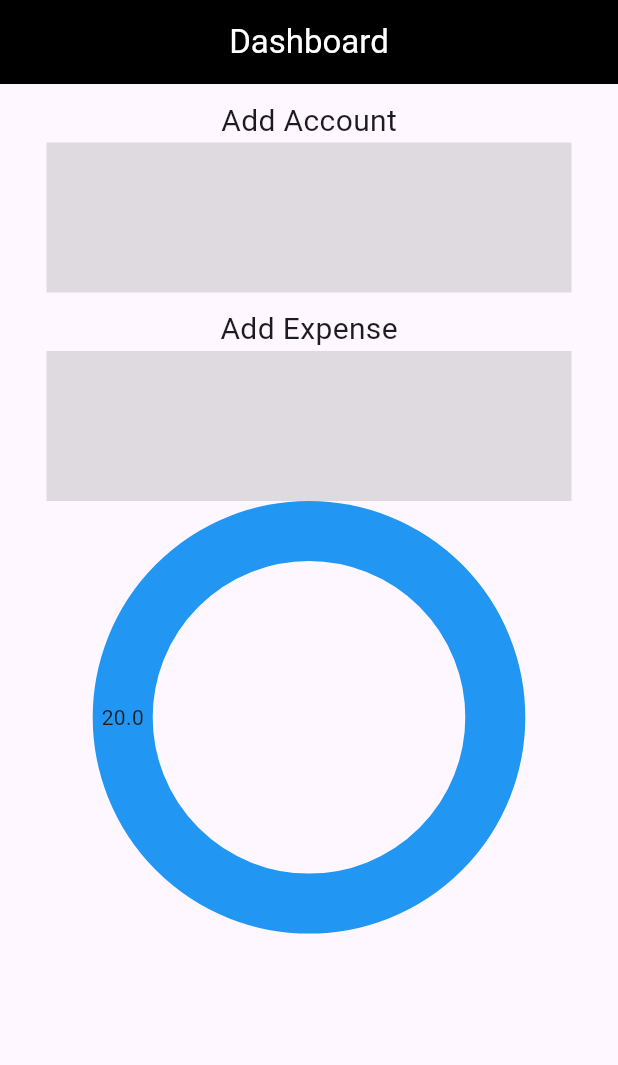
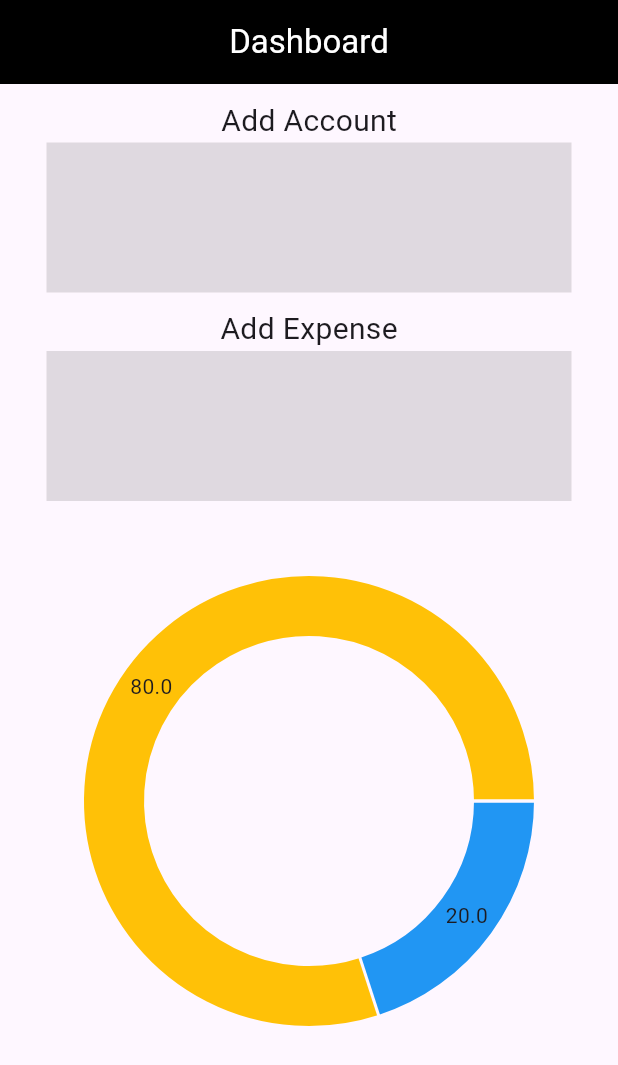
Before and after one commit to Hizar62/Expense-Tracking-App, a Flutter app: the screen it shows after launch, after a tap on "Continue", on a phone screen of 412 x 824 dp. Shown: the top 1065 px of the screen. Run offline on Flutter 3.47's test engine with Material 3 defaults, Android fonts, the phone set to English and light mode, and no system bars; drawn by our look-alikes of fl_chart; our stand-ins replace carousel_slider.

Commit message:
pie Chart

```diff
--- a/lib/ui/dashboard.dart
+++ b/lib/ui/dashboard.dart
@@ -21,8 +21,10 @@ class _DashBoardState extends State<DashBoard> {
             backgroundColor: Colors.black,
             foregroundColor: Colors.white,
           ),
-          body:
-              Column(crossAxisAlignment: CrossAxisAlignment.center, children: [
+          body: SingleChildScrollView(
+            child: Column(
+                crossAxisAlignment: CrossAxisAlignment.center,
+                children: [
                   const SizedBox(
                     height: 10,
                   ),
@@ -55,8 +57,13 @@ class _DashBoardState extends State<DashBoard> {
                     width: 350,
                     color: Colors.black12,
                   ),
+                  const SizedBox(
+                    height: 50,
+                  ),
+
                   const MyPieChart()
                 ]),
+          ),
         ));
   }
 }
--- a/lib/ui/pi_chart.dart
+++ b/lib/ui/pi_chart.dart
@@ -6,7 +6,17 @@ class MyPieChart extends StatelessWidget {
 
   @override
   Widget build(BuildContext context) {
-    return PieChart(PieChartData(
-        sections: [PieChartSectionData(value: 20, color: Colors.blue)]));
+    return Center(
+      child: Container(
+        height: 300,
+        width: 300,
+        child: PieChart(
+            swapAnimationDuration: const Duration(milliseconds: 750),
+            PieChartData(sections: [
+              PieChartSectionData(value: 20, color: Colors.blue),
+              PieChartSectionData(value: 80, color: Colors.amber)
+            ])),
+      ),
+    );
   }
 }
```
Lines whose indentation alone changed are shown as unchanged.
